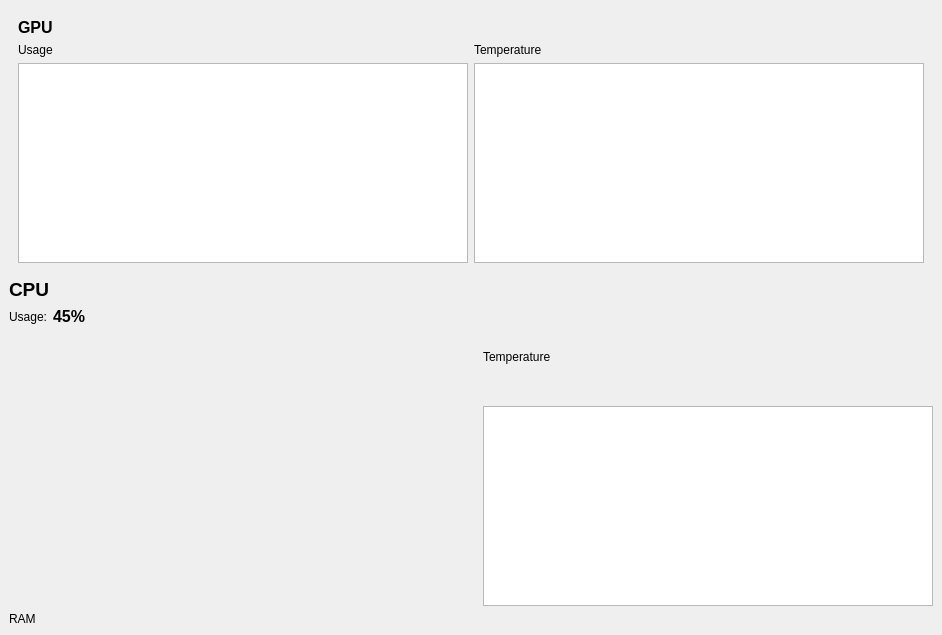
Above: mainwindow.ui from pearcepackman/CorePanel before the change. Below: the same form after it.
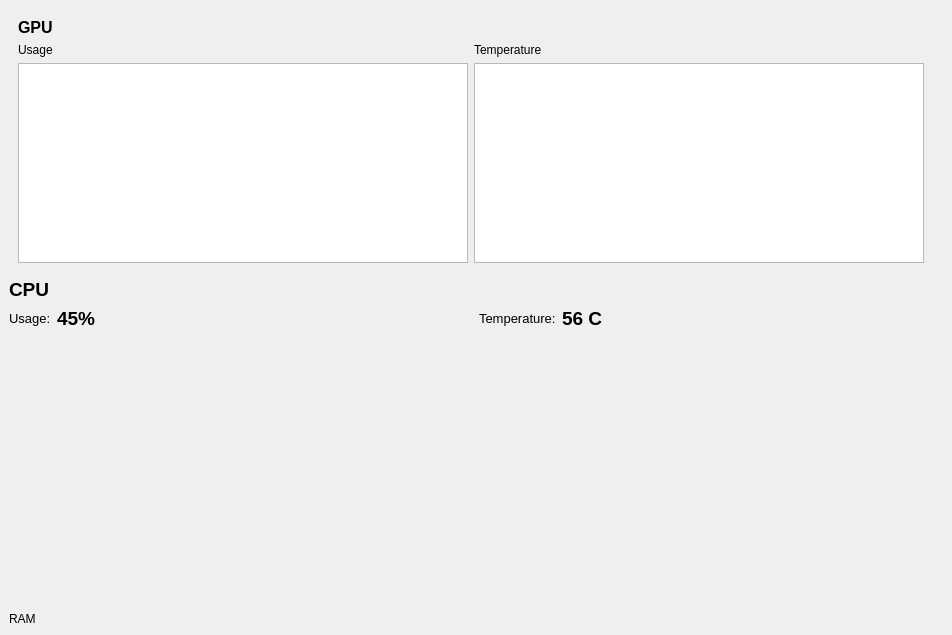
That is the form after the change.

Commit message: 7/11/2025 - Qt Styling, CPU Section

The edit to the form file:
```diff
--- a/mainwindow.ui
+++ b/mainwindow.ui
@@ -6,7 +6,7 @@
    <rect>
     <x>0</x>
     <y>0</y>
-    <width>942</width>
+    <width>952</width>
     <height>635</height>
    </rect>
   </property>
@@ -130,7 +130,7 @@
         <property name="minimumSize">
          <size>
           <width>400</width>
-          <height>150</height>
+          <height>300</height>
          </size>
         </property>
         <layout class="QVBoxLayout" name="verticalLayout_5">
@@ -188,6 +188,12 @@
                    <verstretch>0</verstretch>
                   </sizepolicy>
                  </property>
+                 <property name="minimumSize">
+                  <size>
+                   <width>400</width>
+                   <height>50</height>
+                  </size>
+                 </property>
                  <layout class="QVBoxLayout" name="verticalLayout_6">
                   <property name="spacing">
                    <number>0</number>
@@ -236,6 +242,11 @@
                          <verstretch>0</verstretch>
                         </sizepolicy>
                        </property>
+                       <property name="font">
+                        <font>
+                         <pointsize>10</pointsize>
+                        </font>
+                       </property>
                        <property name="text">
                         <string>Usage:</string>
                        </property>
@@ -245,7 +256,7 @@
                       <widget class="QLabel" name="label_5">
                        <property name="font">
                         <font>
-                         <pointsize>12</pointsize>
+                         <pointsize>14</pointsize>
                          <bold>true</bold>
                         </font>
                        </property>
@@ -259,6 +270,12 @@
                   </item>
                   <item>
                    <widget class="QWidget" name="widget_4" native="true">
+                    <property name="sizePolicy">
+                     <sizepolicy hsizetype="Preferred" vsizetype="Preferred">
+                      <horstretch>0</horstretch>
+                      <verstretch>0</verstretch>
+                     </sizepolicy>
+                    </property>
                     <layout class="QVBoxLayout" name="verticalLayout_7">
                      <property name="spacing">
                       <number>0</number>
@@ -283,6 +300,12 @@
                          <verstretch>0</verstretch>
                         </sizepolicy>
                        </property>
+                       <property name="minimumSize">
+                        <size>
+                         <width>400</width>
+                         <height>50</height>
+                        </size>
+                       </property>
                       </widget>
                      </item>
                     </layout>
@@ -299,26 +322,149 @@
                 <number>0</number>
                </property>
                <item>
-                <widget class="QLabel" name="label_12">
-                 <property name="text">
-                  <string>Temperature</string>
-                 </property>
-                </widget>
-               </item>
-               <item alignment="Qt::AlignmentFlag::AlignLeft">
-                <widget class="QGraphicsView" name="cpuTemp_2">
+                <widget class="QWidget" name="cpuTempWidget" native="true">
                  <property name="sizePolicy">
-                  <sizepolicy hsizetype="Fixed" vsizetype="Fixed">
+                  <sizepolicy hsizetype="Expanding" vsizetype="Expanding">
                    <horstretch>0</horstretch>
                    <verstretch>0</verstretch>
                   </sizepolicy>
                  </property>
                  <property name="minimumSize">
                   <size>
-                   <width>450</width>
-                   <height>200</height>
+                   <width>400</width>
+                   <height>50</height>
                   </size>
                  </property>
+                 <layout class="QVBoxLayout" name="verticalLayout_9">
+                  <property name="spacing">
+                   <number>0</number>
+                  </property>
+                  <property name="leftMargin">
+                   <number>0</number>
+                  </property>
+                  <property name="topMargin">
+                   <number>0</number>
+                  </property>
+                  <property name="rightMargin">
+                   <number>0</number>
+                  </property>
+                  <property name="bottomMargin">
+                   <number>0</number>
+                  </property>
+                  <item>
+                   <widget class="QWidget" name="widget_5" native="true">
+                    <property name="sizePolicy">
+                     <sizepolicy hsizetype="Fixed" vsizetype="Fixed">
+                      <horstretch>0</horstretch>
+                      <verstretch>0</verstretch>
+                     </sizepolicy>
+                    </property>
+                    <property name="minimumSize">
+                     <size>
+                      <width>0</width>
+                      <height>0</height>
+                     </size>
+                    </property>
+                    <layout class="QHBoxLayout" name="horizontalLayout_2">
+                     <property name="spacing">
+                      <number>6</number>
+                     </property>
+                     <property name="leftMargin">
+                      <number>0</number>
+                     </property>
+                     <property name="topMargin">
+                      <number>0</number>
+                     </property>
+                     <property name="rightMargin">
+                      <number>0</number>
+                     </property>
+                     <property name="bottomMargin">
+                      <number>0</number>
+                     </property>
+                     <item alignment="Qt::AlignmentFlag::AlignLeft">
+                      <widget class="QLabel" name="label_6">
+                       <property name="sizePolicy">
+                        <sizepolicy hsizetype="Fixed" vsizetype="Preferred">
+                         <horstretch>0</horstretch>
+                         <verstretch>0</verstretch>
+                        </sizepolicy>
+                       </property>
+                       <property name="font">
+                        <font>
+                         <pointsize>10</pointsize>
+                        </font>
+                       </property>
+                       <property name="text">
+                        <string>Temperature:</string>
+                       </property>
+                      </widget>
+                     </item>
+                     <item alignment="Qt::AlignmentFlag::AlignLeft">
+                      <widget class="QLabel" name="label_7">
+                       <property name="sizePolicy">
+                        <sizepolicy hsizetype="Preferred" vsizetype="Preferred">
+                         <horstretch>0</horstretch>
+                         <verstretch>0</verstretch>
+                        </sizepolicy>
+                       </property>
+                       <property name="font">
+                        <font>
+                         <pointsize>14</pointsize>
+                         <bold>true</bold>
+                        </font>
+                       </property>
+                       <property name="text">
+                        <string>56 C</string>
+                       </property>
+                      </widget>
+                     </item>
+                    </layout>
+                   </widget>
+                  </item>
+                  <item>
+                   <widget class="QWidget" name="widget_6" native="true">
+                    <property name="sizePolicy">
+                     <sizepolicy hsizetype="Preferred" vsizetype="Preferred">
+                      <horstretch>0</horstretch>
+                      <verstretch>0</verstretch>
+                     </sizepolicy>
+                    </property>
+                    <layout class="QVBoxLayout" name="verticalLayout_8">
+                     <property name="spacing">
+                      <number>0</number>
+                     </property>
+                     <property name="leftMargin">
+                      <number>0</number>
+                     </property>
+                     <property name="topMargin">
+                      <number>0</number>
+                     </property>
+                     <property name="rightMargin">
+                      <number>0</number>
+                     </property>
+                     <property name="bottomMargin">
+                      <number>0</number>
+                     </property>
+                     <item>
+                      <widget class="QWidget" name="cpuTempChart" native="true">
+                       <property name="sizePolicy">
+                        <sizepolicy hsizetype="Expanding" vsizetype="Expanding">
+                         <horstretch>0</horstretch>
+                         <verstretch>0</verstretch>
+                        </sizepolicy>
+                       </property>
+                       <property name="minimumSize">
+                        <size>
+                         <width>400</width>
+                         <height>50</height>
+                        </size>
+                       </property>
+                      </widget>
+                     </item>
+                    </layout>
+                   </widget>
+                  </item>
+                 </layout>
                 </widget>
                </item>
               </layout>
```
The commit also changes 1 other file.
